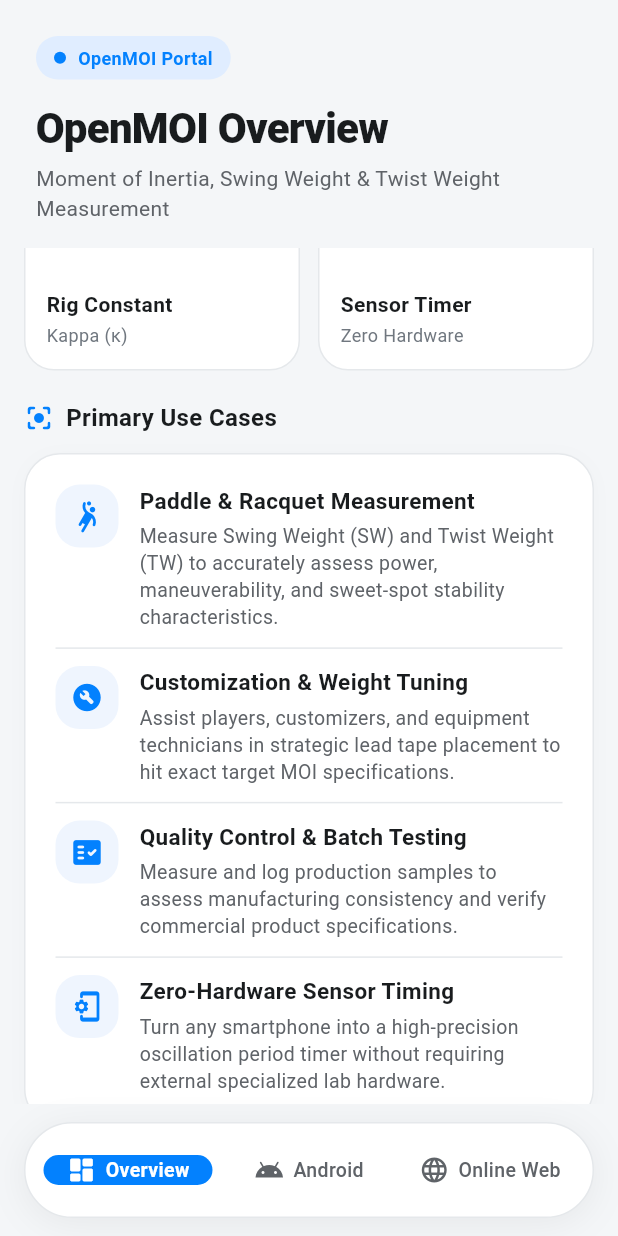
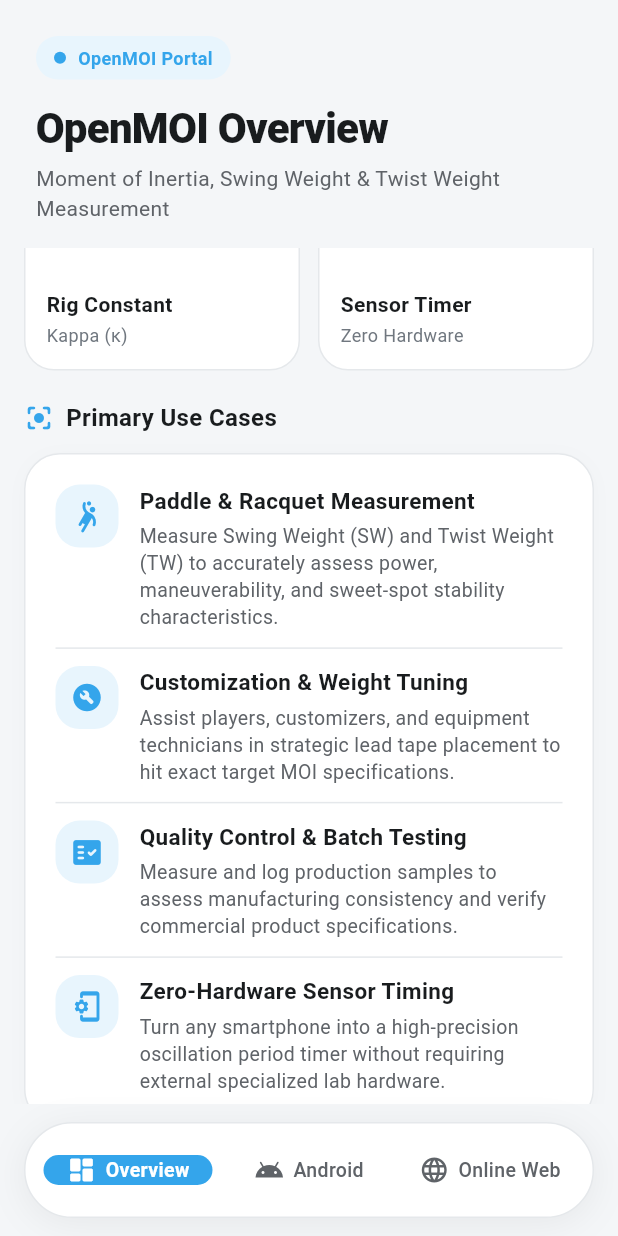
Before and after one commit to jat08/OpenMOI-Home, a Flutter app: the screen it shows after launch, scrolled down 576 dp, on a phone screen of 412 x 824 dp. Run offline on Flutter 3.47's test engine with Material 3 defaults, Android fonts, the phone set to English and light mode, and no system bars.

Commit message:
Update main accent color to RGB(52, 165, 235), refine README.md, and add GitHub Pages deployment workflow

```diff
--- a/lib/main.dart
+++ b/lib/main.dart
@@ -8,6 +8,9 @@
 class OpenMOIHomeApp extends StatelessWidget {
   const OpenMOIHomeApp({super.key});
 
+  static const Color accentBlue = Color.fromRGBO(52, 165, 235, 1.0); // #34A5EB
+  static const Color accentLightBg = Color(0xFFE8F5FD);
+
   @override
   Widget build(BuildContext context) {
     return MaterialApp(
@@ -17,8 +20,8 @@
         useMaterial3: true,
         scaffoldBackgroundColor: const Color(0xFFF4F6F8),
         colorScheme: ColorScheme.fromSeed(
-          seedColor: const Color(0xFF0381FE),
-          primary: const Color(0xFF0381FE),
+          seedColor: accentBlue,
+          primary: accentBlue,
           surface: const Color(0xFFFFFFFF),
           surfaceContainerLowest: const Color(0xFFFFFFFF),
           surfaceContainerLow: const Color(0xFFF8FAFC),
@@ -110,7 +113,7 @@
                   Container(
                     padding: const EdgeInsets.symmetric(horizontal: 12, vertical: 6),
                     decoration: BoxDecoration(
-                      color: const Color(0xFFE0EDFF),
+                      color: OpenMOIHomeApp.accentLightBg,
                       borderRadius: BorderRadius.circular(16),
                     ),
                     child: Row(
@@ -120,7 +123,7 @@
                           width: 8,
                           height: 8,
                           decoration: const BoxDecoration(
-                            color: Color(0xFF0381FE),
+                            color: OpenMOIHomeApp.accentBlue,
                             shape: BoxShape.circle,
                           ),
                         ),
@@ -128,7 +131,7 @@
                         const Text(
                           'OpenMOI Portal',
                           style: TextStyle(
-                            color: Color(0xFF0381FE),
+                            color: OpenMOIHomeApp.accentBlue,
                             fontWeight: FontWeight.bold,
                             fontSize: 12,
                           ),
@@ -175,11 +178,11 @@
           decoration: BoxDecoration(
             color: Colors.white,
             borderRadius: BorderRadius.circular(32),
-            boxShadow: [
+            boxShadow: const [
               BoxShadow(
                 color: Color.fromRGBO(0, 0, 0, 0.06),
                 blurRadius: 20,
-                offset: const Offset(0, 4),
+                offset: Offset(0, 4),
               ),
             ],
             border: Border.all(color: const Color(0xFFE5E8EB), width: 1),
@@ -210,7 +213,7 @@
         child: Container(
           margin: const EdgeInsets.symmetric(vertical: 6, horizontal: 4),
           decoration: BoxDecoration(
-            color: isSelected ? const Color(0xFF0381FE) : Colors.transparent,
+            color: isSelected ? OpenMOIHomeApp.accentBlue : Colors.transparent,
             borderRadius: BorderRadius.circular(24),
           ),
           child: Row(
@@ -269,7 +272,7 @@
             children: [
               const Row(
                 children: [
-                  Icon(Icons.sports_tennis_rounded, color: Color(0xFF0381FE), size: 28),
+                  Icon(Icons.sports_tennis_rounded, color: OpenMOIHomeApp.accentBlue, size: 28),
                   SizedBox(width: 12),
                   Expanded(
                     child: Text(
@@ -321,8 +324,8 @@
                   'Handle Axis',
                   'Higher Inertia',
                   Icons.scale_rounded,
-                  const Color(0xFFE0EDFF),
-                  const Color(0xFF0381FE),
+                  OpenMOIHomeApp.accentLightBg,
+                  OpenMOIHomeApp.accentBlue,
                 ),
                 _buildMetricCard(
                   'Twist Weight',
@@ -501,10 +504,10 @@
         Container(
           padding: const EdgeInsets.all(10),
           decoration: BoxDecoration(
-            color: const Color(0xFFEFF5FE),
+            color: OpenMOIHomeApp.accentLightBg,
             borderRadius: BorderRadius.circular(16),
           ),
-          child: Icon(icon, color: const Color(0xFF0381FE), size: 22),
+          child: Icon(icon, color: OpenMOIHomeApp.accentBlue, size: 22),
         ),
         const SizedBox(width: 14),
         Expanded(
@@ -535,7 +538,7 @@
           width: 32,
           height: 32,
           decoration: BoxDecoration(
-            color: const Color(0xFF0381FE),
+            color: OpenMOIHomeApp.accentBlue,
             borderRadius: BorderRadius.circular(16),
           ),
           child: Center(
@@ -587,8 +590,8 @@
       children: [
         // Primary Highlights Hero Banner
         _OneUICard(
-          bgColor: const Color(0xFFEBF3FE),
-          borderColor: const Color(0xFFC7DCFC),
+          bgColor: OpenMOIHomeApp.accentLightBg,
+          borderColor: const Color(0xFFBCE3FB),
           child: Column(
             crossAxisAlignment: CrossAxisAlignment.start,
             children: [
@@ -597,7 +600,7 @@
                   Container(
                     padding: const EdgeInsets.all(12),
                     decoration: BoxDecoration(
-                      color: const Color(0xFF0381FE),
+                      color: OpenMOIHomeApp.accentBlue,
                       borderRadius: BorderRadius.circular(18),
                     ),
                     child: const Icon(Icons.android_rounded, color: Colors.white, size: 28),
@@ -612,7 +615,7 @@
                           style: TextStyle(
                             fontSize: 18,
                             fontWeight: FontWeight.bold,
-                            color: Color(0xFF0381FE),
+                            color: OpenMOIHomeApp.accentBlue,
                           ),
                         ),
                         SizedBox(height: 2),
@@ -643,8 +646,8 @@
                 icon: Icons.memory_rounded,
                 title: 'Better Hardware Utilization',
                 description: 'Direct low-level Android SensorManager access enables unthrottled 100Hz–200Hz sensor polling, minimal latency, and zero browser frame jitter for higher fit scores.',
-                badgeColor: const Color(0xFFE0EDFF),
-                iconColor: const Color(0xFF0381FE),
+                badgeColor: OpenMOIHomeApp.accentLightBg,
+                iconColor: OpenMOIHomeApp.accentBlue,
               ),
             ),
           ],
@@ -693,7 +696,7 @@
                     style: TextStyle(fontSize: 15, fontWeight: FontWeight.bold),
                   ),
                   style: ElevatedButton.styleFrom(
-                    backgroundColor: const Color(0xFF0381FE),
+                    backgroundColor: OpenMOIHomeApp.accentBlue,
                     foregroundColor: Colors.white,
                     elevation: 0,
                     shape: RoundedRectangleBorder(
@@ -836,10 +839,10 @@
                   Container(
                     padding: const EdgeInsets.all(12),
                     decoration: BoxDecoration(
-                      color: const Color(0xFFE0EDFF),
+                      color: OpenMOIHomeApp.accentLightBg,
                       borderRadius: BorderRadius.circular(18),
                     ),
-                    child: const Icon(Icons.language_rounded, color: Color(0xFF0381FE), size: 28),
+                    child: const Icon(Icons.language_rounded, color: OpenMOIHomeApp.accentBlue, size: 28),
                   ),
                   const SizedBox(width: 14),
                   const Expanded(
@@ -980,7 +983,7 @@
                     style: TextStyle(fontSize: 15, fontWeight: FontWeight.bold),
                   ),
                   style: ElevatedButton.styleFrom(
-                    backgroundColor: const Color(0xFF0381FE),
+                    backgroundColor: OpenMOIHomeApp.accentBlue,
                     foregroundColor: Colors.white,
                     elevation: 0,
                     shape: RoundedRectangleBorder(
@@ -1024,11 +1027,11 @@
           color: borderColor ?? const Color(0xFFE5E8EB),
           width: 1,
         ),
-        boxShadow: [
+        boxShadow: const [
           BoxShadow(
             color: Color.fromRGBO(0, 0, 0, 0.02),
             blurRadius: 10,
-            offset: const Offset(0, 2),
+            offset: Offset(0, 2),
           ),
         ],
       ),
@@ -1050,7 +1053,7 @@
   Widget build(BuildContext context) {
     return Row(
       children: [
-        Icon(icon, size: 20, color: const Color(0xFF0381FE)),
+        Icon(icon, size: 20, color: OpenMOIHomeApp.accentBlue),
         const SizedBox(width: 8),
         Text(
           title,
```
Also changed, not shown: 4 other files.
